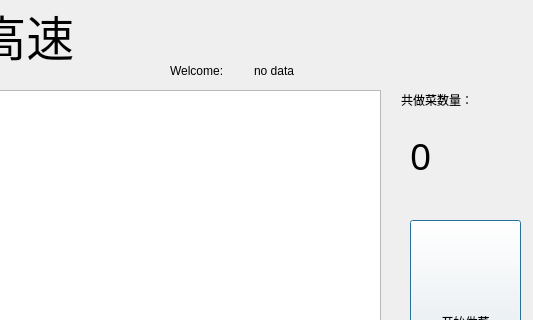
Old version of the form chefdialog.ui in the repository WhirlFirst/QtDish; both pictures show x 410 to 943 and y 0 to 320 of the 943 by 764 pixel window.
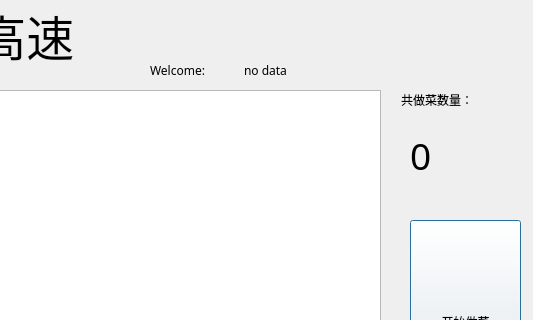
New version of the form.

What changed in the file:
```diff
--- a/chefdialog.ui
+++ b/chefdialog.ui
@@ -109,18 +109,23 @@
     <string>0</string>
    </property>
   </widget>
-  <widget class="QWidget" name="">
+  <widget class="QWidget" name="layoutWidget">
    <property name="geometry">
     <rect>
-     <x>580</x>
+     <x>560</x>
      <y>50</y>
-     <width>161</width>
+     <width>181</width>
      <height>41</height>
     </rect>
    </property>
    <layout class="QHBoxLayout" name="horizontalLayout">
     <item>
      <widget class="QLabel" name="label_2">
+      <property name="font">
+       <font>
+        <family>Algerian</family>
+       </font>
+      </property>
       <property name="text">
        <string>Welcome:</string>
       </property>
@@ -128,6 +133,11 @@
     </item>
     <item>
      <widget class="QLabel" name="namelabel">
+      <property name="font">
+       <font>
+        <family>Algerian</family>
+       </font>
+      </property>
       <property name="text">
        <string>no data</string>
       </property>
```
